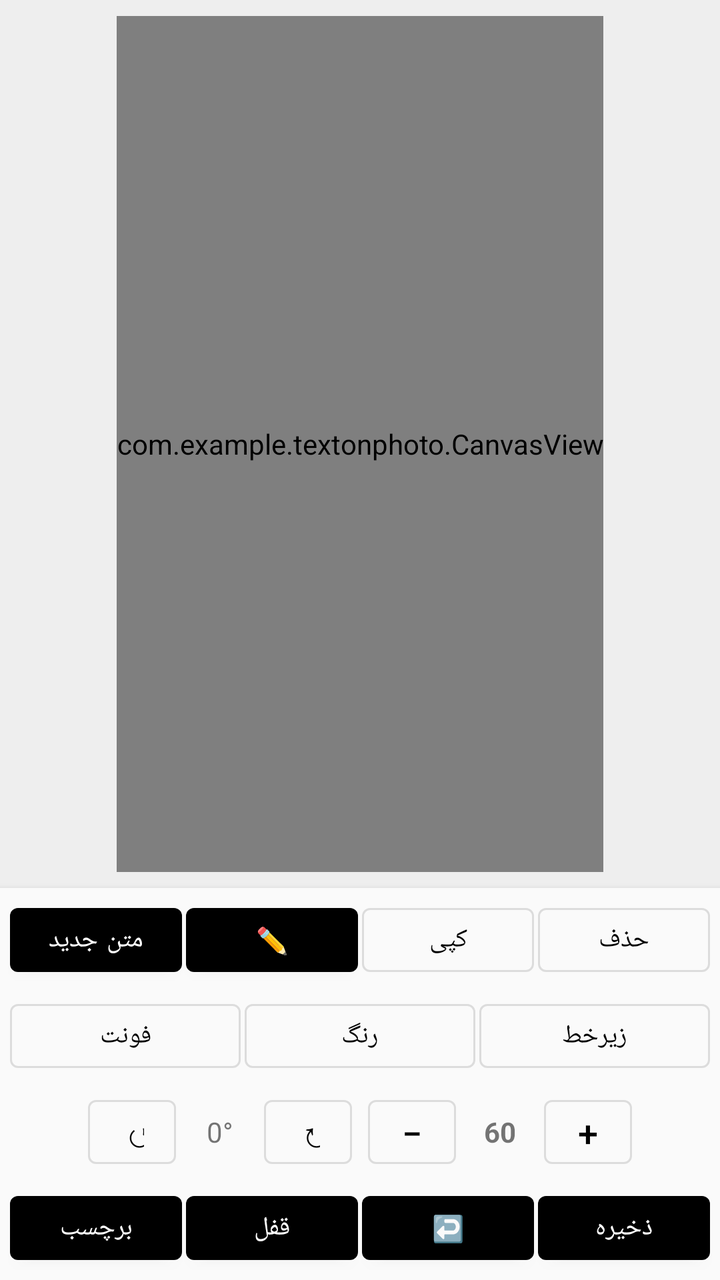
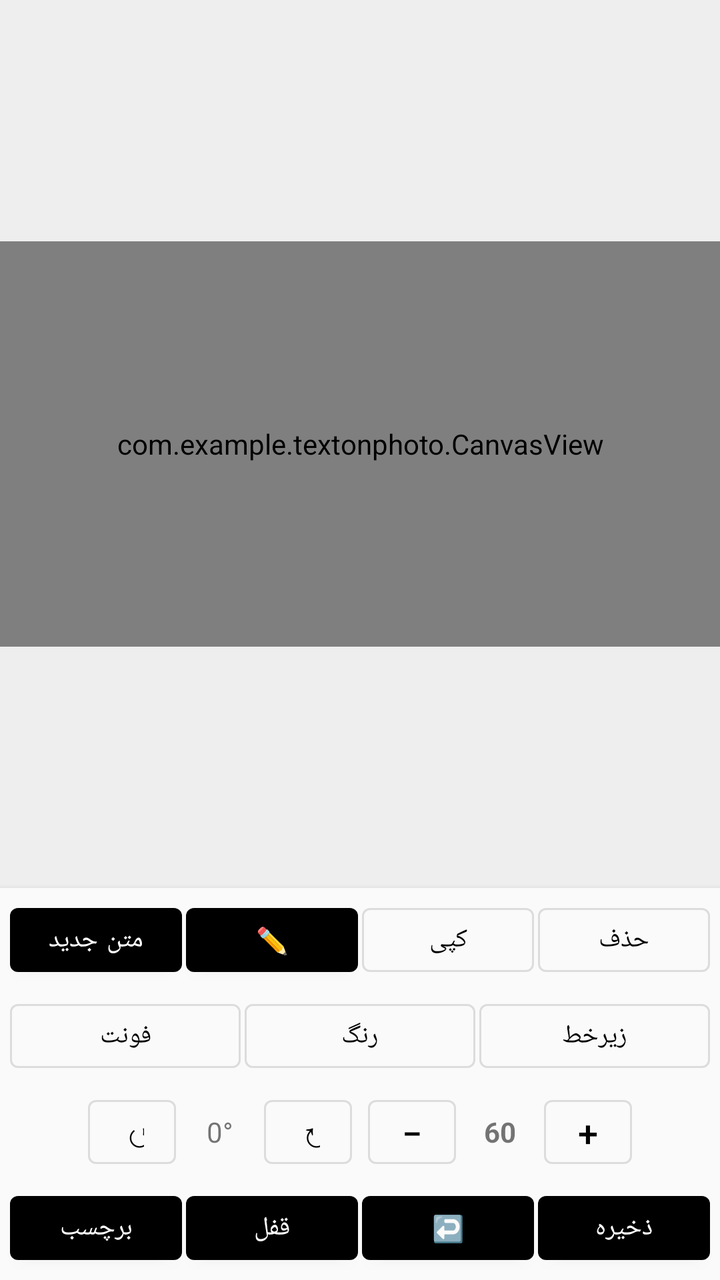

Compare the two renders of this Android layout. The source of the first and the diff that turns it into the second are given below.
<!-- AndroidManifest.xml: application theme Theme.TextOnPhoto -->
<!-- res/layout/activity_main.xml -->
<?xml version="1.0" encoding="utf-8"?>
<LinearLayout xmlns:android="http://schemas.android.com/apk/res/android"
    android:layout_width="match_parent"
    android:layout_height="match_parent"
    android:orientation="vertical"
    android:gravity="center_horizontal"
    android:background="#EEEEEE">

    <com.example.textonphoto.CanvasView
        android:id="@+id/canvasView"
        android:layout_width="wrap_content"
        android:layout_height="0dp"
        android:layout_weight="1"
        android:layout_margin="8dp"
        android:background="@android:color/white" />

    <LinearLayout
        android:layout_width="match_parent"
        android:layout_height="wrap_content"
        android:orientation="vertical"
        android:gravity="center_horizontal"
        android:padding="4dp"
        android:background="#FAFAFA"
        android:elevation="4dp">

        
        <LinearLayout
            android:layout_width="match_parent"
            android:layout_height="wrap_content"
            android:gravity="center"
            android:paddingBottom="2dp">

            <com.google.android.material.button.MaterialButton
                android:id="@+id/btnAddText"
                style="@style/Widget.MaterialComponents.Button"
                android:layout_width="0dp"
                android:layout_height="44dp"
                android:layout_weight="1"
                android:text="متن جدید"
                android:textSize="13sp"
                android:layout_marginHorizontal="1dp" />

            <com.google.android.material.button.MaterialButton
                android:id="@+id/btnEdit"
                style="@style/Widget.MaterialComponents.Button"
                android:layout_width="0dp"
                android:layout_height="44dp"
                android:layout_weight="1"
                android:text="✏️"
                android:textSize="13sp"
                android:layout_marginHorizontal="1dp" />

            <com.google.android.material.button.MaterialButton
                android:id="@+id/btnCopy"
                style="@style/Widget.MaterialComponents.Button.OutlinedButton"
                android:layout_width="0dp"
                android:layout_height="44dp"
                android:layout_weight="1"
                android:text="کپی"
                android:textSize="13sp"
                android:layout_marginHorizontal="1dp" />

            <com.google.android.material.button.MaterialButton
                android:id="@+id/btnDelete"
                style="@style/Widget.MaterialComponents.Button.OutlinedButton"
                android:layout_width="0dp"
                android:layout_height="44dp"
                android:layout_weight="1"
                android:text="حذف"
                android:textSize="13sp"
                android:layout_marginHorizontal="1dp" />
        </LinearLayout>

        
        <LinearLayout
            android:layout_width="match_parent"
            android:layout_height="wrap_content"
            android:gravity="center"
            android:paddingVertical="2dp">

            <com.google.android.material.button.MaterialButton
                android:id="@+id/btnFont"
                style="@style/Widget.MaterialComponents.Button.OutlinedButton"
                android:layout_width="0dp"
                android:layout_height="44dp"
                android:layout_weight="1"
                android:text="فونت"
                android:textSize="13sp"
                android:layout_marginHorizontal="1dp" />

            <com.google.android.material.button.MaterialButton
                android:id="@+id/btnColor"
                style="@style/Widget.MaterialComponents.Button.OutlinedButton"
                android:layout_width="0dp"
                android:layout_height="44dp"
                android:layout_weight="1"
                android:text="رنگ"
                android:textSize="13sp"
                android:layout_marginHorizontal="1dp" />

            <com.google.android.material.button.MaterialButton
                android:id="@+id/btnStyle"
                style="@style/Widget.MaterialComponents.Button.OutlinedButton"
                android:layout_width="0dp"
                android:layout_height="44dp"
                android:layout_weight="1"
                android:text="زیرخط"
                android:textSize="13sp"
                android:layout_marginHorizontal="1dp" />
        </LinearLayout>

        
        <LinearLayout
            android:layout_width="match_parent"
            android:layout_height="wrap_content"
            android:gravity="center"
            android:paddingVertical="2dp">

            <com.google.android.material.button.MaterialButton
                android:id="@+id/btnRotateLeft"
                style="@style/Widget.MaterialComponents.Button.OutlinedButton"
                android:layout_width="44dp"
                android:layout_height="44dp"
                android:text="↺"
                android:textSize="18sp"
                android:layout_marginEnd="2dp" />

            <TextView
                android:id="@+id/tvRotation"
                android:layout_width="wrap_content"
                android:layout_height="44dp"
                android:gravity="center"
                android:minWidth="40dp"
                android:text="0°"
                android:textSize="14sp" />

            <com.google.android.material.button.MaterialButton
                android:id="@+id/btnRotateRight"
                style="@style/Widget.MaterialComponents.Button.OutlinedButton"
                android:layout_width="44dp"
                android:layout_height="44dp"
                android:text="↻"
                android:textSize="18sp"
                android:layout_marginStart="2dp" />

            <View
                android:layout_width="8dp"
                android:layout_height="0dp" />

            <com.google.android.material.button.MaterialButton
                android:id="@+id/btnZoomOut"
                style="@style/Widget.MaterialComponents.Button.OutlinedButton"
                android:layout_width="44dp"
                android:layout_height="44dp"
                android:text="−"
                android:textSize="18sp"
                android:layout_marginEnd="2dp" />

            <TextView
                android:id="@+id/tvSize"
                android:layout_width="wrap_content"
                android:layout_height="44dp"
                android:gravity="center"
                android:minWidth="40dp"
                android:text="60"
                android:textSize="14sp"
                android:textStyle="bold" />

            <com.google.android.material.button.MaterialButton
                android:id="@+id/btnZoomIn"
                style="@style/Widget.MaterialComponents.Button.OutlinedButton"
                android:layout_width="44dp"
                android:layout_height="44dp"
                android:text="+"
                android:textSize="18sp"
                android:layout_marginStart="2dp" />
        </LinearLayout>

        
        <LinearLayout
            android:layout_width="match_parent"
            android:layout_height="wrap_content"
            android:gravity="center"
            android:paddingTop="2dp">

            <com.google.android.material.button.MaterialButton
                android:id="@+id/btnSticker"
                style="@style/Widget.MaterialComponents.Button"
                android:layout_width="0dp"
                android:layout_height="44dp"
                android:layout_weight="1"
                android:text="برچسب"
                android:textSize="13sp"
                android:layout_marginHorizontal="1dp" />

            <com.google.android.material.button.MaterialButton
                android:id="@+id/btnLock"
                style="@style/Widget.MaterialComponents.Button"
                android:layout_width="0dp"
                android:layout_height="44dp"
                android:layout_weight="1"
                android:text="قفل"
                android:textSize="13sp"
                android:layout_marginHorizontal="1dp" />

            <com.google.android.material.button.MaterialButton
                android:id="@+id/btnUndo"
                style="@style/Widget.MaterialComponents.Button"
                android:layout_width="0dp"
                android:layout_height="44dp"
                android:layout_weight="1"
                android:text="↩️"
                android:textSize="13sp"
                android:layout_marginHorizontal="1dp" />

            <com.google.android.material.button.MaterialButton
                android:id="@+id/btnSave"
                style="@style/Widget.MaterialComponents.Button"
                android:layout_width="0dp"
                android:layout_height="44dp"
                android:layout_weight="1"
                android:text="ذخیره"
                android:textSize="13sp"
                android:layout_marginHorizontal="1dp" />
        </LinearLayout>
    </LinearLayout>

</LinearLayout>
<!-- resources referenced by this layout -->
<resources>
  <style name="Theme.TextOnPhoto" parent="Theme.MaterialComponents.DayNight.DarkActionBar">
          <item name="colorPrimary">#000000</item>
          <item name="colorPrimaryVariant">#000000</item>
          <item name="colorOnPrimary">@android:color/white</item>
      </style>
</resources>

<!-- the commit's change to res/layout/activity_main.xml (unified diff, before → after) -->
@@ -1,27 +1,36 @@
 <?xml version="1.0" encoding="utf-8"?>
-<LinearLayout xmlns:android="http://schemas.android.com/apk/res/android"
+<androidx.constraintlayout.widget.ConstraintLayout xmlns:android="http://schemas.android.com/apk/res/android"
+    xmlns:app="http://schemas.android.com/apk/res-auto"
     android:layout_width="match_parent"
     android:layout_height="match_parent"
-    android:orientation="vertical"
-    android:gravity="center_horizontal"
     android:background="#EEEEEE">
 
+    
     <com.example.textonphoto.CanvasView
         android:id="@+id/canvasView"
-        android:layout_width="wrap_content"
+        android:layout_width="0dp"
         android:layout_height="0dp"
-        android:layout_weight="1"
-        android:layout_margin="8dp"
-        android:background="@android:color/white" />
-
+        android:background="@android:color/white"
+        app:layout_constraintTop_toTopOf="parent"
+        app:layout_constraintBottom_toTopOf="@+id/buttonPanel"
+        app:layout_constraintStart_toStartOf="parent"
+        app:layout_constraintEnd_toEndOf="parent"
+        app:layout_constraintVertical_bias="0.5"
+        app:layout_constraintDimensionRatio="16:9" />
+
+    
     <LinearLayout
+        android:id="@+id/buttonPanel"
         android:layout_width="match_parent"
         android:layout_height="wrap_content"
         android:orientation="vertical"
         android:gravity="center_horizontal"
         android:padding="4dp"
         android:background="#FAFAFA"
-        android:elevation="4dp">
+        android:elevation="4dp"
+        app:layout_constraintBottom_toBottomOf="parent"
+        app:layout_constraintStart_toStartOf="parent"
+        app:layout_constraintEnd_toEndOf="parent">
 
         
         <LinearLayout
@@ -225,4 +234,4 @@
         </LinearLayout>
     </LinearLayout>
 
-</LinearLayout>
+</androidx.constraintlayout.widget.ConstraintLayout>
